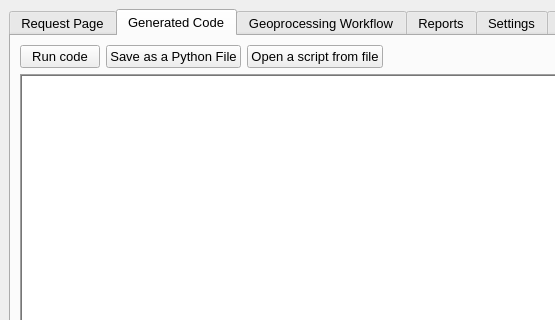
Qt form SpatialAnalysisAgent_dockwidget_base.ui (xiaobing318/SpatialAnalysisAgent) before a commit; both pictures show x 0 to 555 and y 0 to 320 of the 1349 by 828 pixel window.
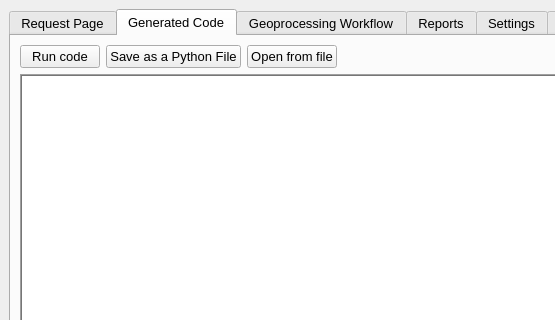
The same form after that commit. The open tabs and pages were chosen to show the change. Custom widgets are drawn as their Qt base class.

The edit to the form file:
```diff
--- a/SpatialAnalysisAgent_dockwidget_base.ui
+++ b/SpatialAnalysisAgent_dockwidget_base.ui
@@ -363,7 +363,7 @@
           <item>
            <widget class="QPushButton" name="open_code_button">
             <property name="text">
-             <string>Open a script from file</string>
+             <string>Open from file</string>
             </property>
            </widget>
           </item>
```
Left out of the diff: 2 changed lines with no effect on the pictures.
